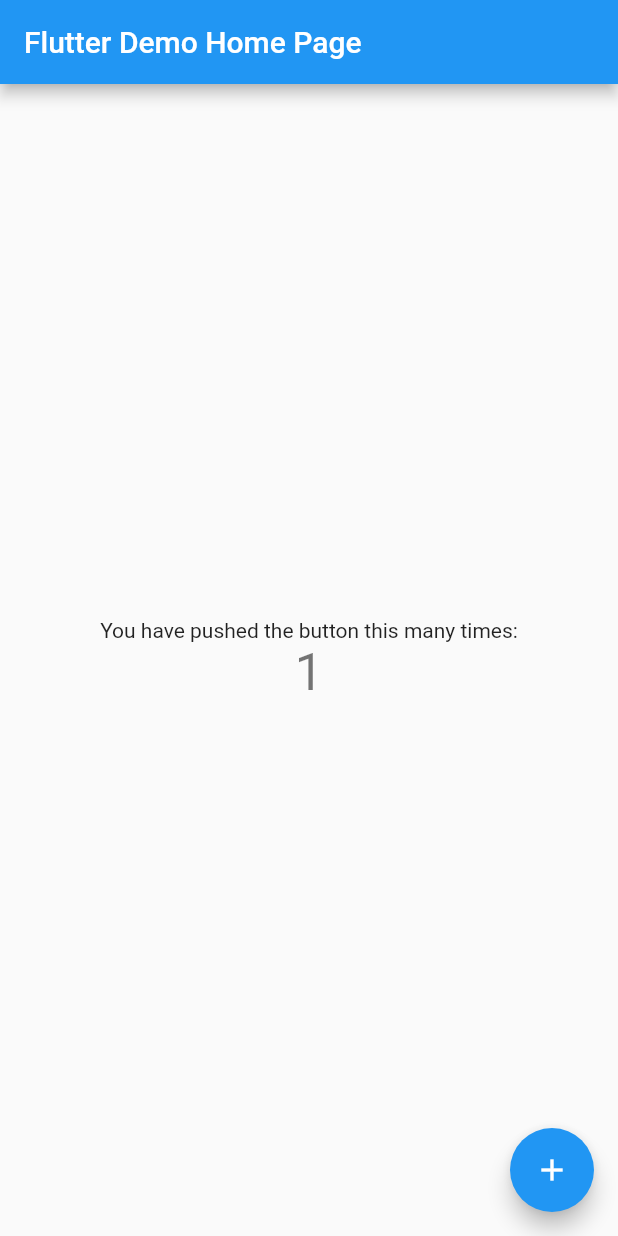
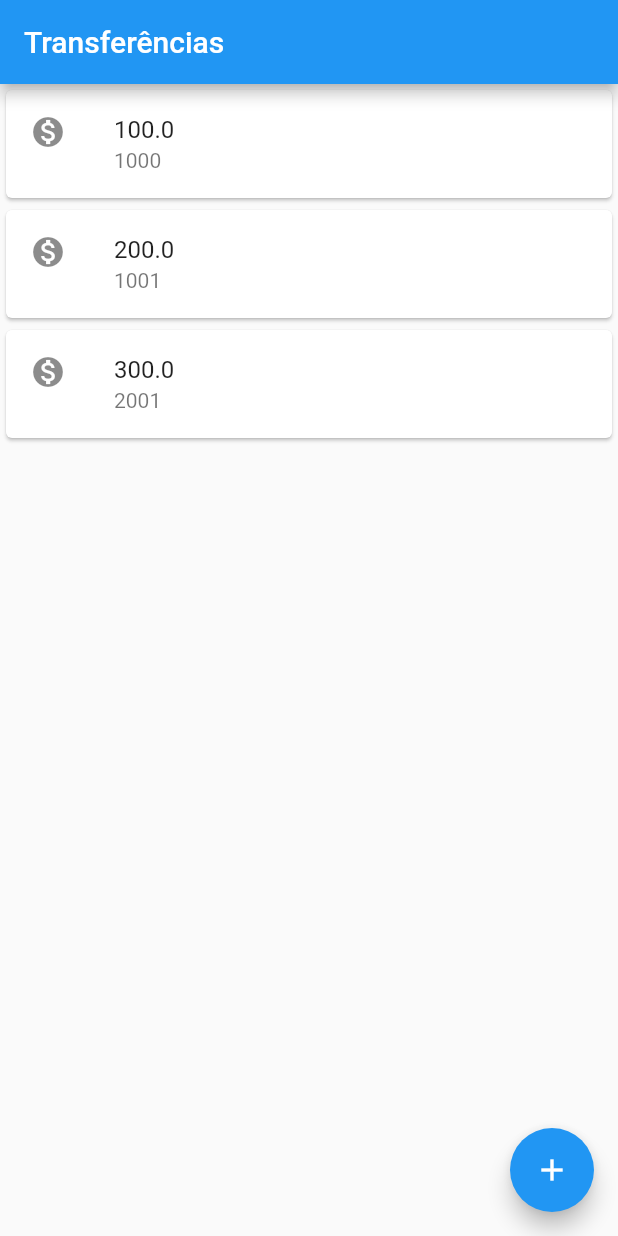
Before and after one commit to marcelofilipov/filipov_bytebank, a Flutter app: the screen it shows after launch, after a tap on the "add" icon, on a phone screen of 412 x 824 dp. Run offline on Flutter 3.47's test engine with Material 2 defaults, Android fonts, the phone set to English and light mode, and no system bars.

Commit message:
Implemented TRANSFERENCIA screen

```diff
--- a/lib/main.dart
+++ b/lib/main.dart
@@ -1,115 +1,54 @@
 import 'package:flutter/material.dart';
 
-void main() {
-  runApp(const MyApp());
-}
+void main() => runApp(
+  MaterialApp(
+    home: Scaffold(
+      body: ListaTransferencias(),
+      appBar: AppBar(
+        title: Text('Transferências'),
+      ),
+      floatingActionButton: FloatingActionButton(
+        onPressed: () {},
+        child: Icon(Icons.add),
+      ),
+    ),
+  )
+);
 
-class MyApp extends StatelessWidget {
-  const MyApp({Key? key}) : super(key: key);
-
-  // This widget is the root of your application.
+class ListaTransferencias extends StatelessWidget {
   @override
   Widget build(BuildContext context) {
-    return MaterialApp(
-      title: 'Flutter Demo',
-      theme: ThemeData(
-        // This is the theme of your application.
-        //
-        // Try running your application with "flutter run". You'll see the
-        // application has a blue toolbar. Then, without quitting the app, try
-        // changing the primarySwatch below to Colors.green and then invoke
-        // "hot reload" (press "r" in the console where you ran "flutter run",
-        // or simply save your changes to "hot reload" in a Flutter IDE).
-        // Notice that the counter didn't reset back to zero; the application
-        // is not restarted.
-        primarySwatch: Colors.blue,
-      ),
-      home: const MyHomePage(title: 'Flutter Demo Home Page'),
+    return Column(
+      children: <Widget>[
+        ItemTransferencia(Transferencia(100.0, 1000)),
+        ItemTransferencia(Transferencia(200.0, 1001)),
+        ItemTransferencia(Transferencia(300.0, 2001)),
+      ],
     );
   }
 }
 
-class MyHomePage extends StatefulWidget {
-  const MyHomePage({Key? key, required this.title}) : super(key: key);
+class ItemTransferencia extends StatelessWidget {
 
-  // This widget is the home page of your application. It is stateful, meaning
-  // that it has a State object (defined below) that contains fields that affect
-  // how it looks.
+  final Transferencia _transferencia;
 
-  // This class is the configuration for the state. It holds the values (in this
-  // case the title) provided by the parent (in this case the App widget) and
-  // used by the build method of the State. Fields in a Widget subclass are
-  // always marked "final".
-
-  final String title;
-
-  @override
-  State<MyHomePage> createState() => _MyHomePageState();
-}
-
-class _MyHomePageState extends State<MyHomePage> {
-  int _counter = 0;
-
-  void _incrementCounter() {
-    setState(() {
-      // This call to setState tells the Flutter framework that something has
-      // changed in this State, which causes it to rerun the build method below
-      // so that the display can reflect the updated values. If we changed
-      // _counter without calling setState(), then the build method would not be
-      // called again, and so nothing would appear to happen.
-      _counter++;
-    });
-  }
+  ItemTransferencia(this._transferencia);
 
   @override
   Widget build(BuildContext context) {
-    // This method is rerun every time setState is called, for instance as done
-    // by the _incrementCounter method above.
-    //
-    // The Flutter framework has been optimized to make rerunning build methods
-    // fast, so that you can just rebuild anything that needs updating rather
-    // than having to individually change instances of widgets.
-    return Scaffold(
-      appBar: AppBar(
-        // Here we take the value from the MyHomePage object that was created by
-        // the App.build method, and use it to set our appbar title.
-        title: Text(widget.title),
-      ),
-      body: Center(
-        // Center is a layout widget. It takes a single child and positions it
-        // in the middle of the parent.
-        child: Column(
-          // Column is also a layout widget. It takes a list of children and
-          // arranges them vertically. By default, it sizes itself to fit its
-          // children horizontally, and tries to be as tall as its parent.
-          //
-          // Invoke "debug painting" (press "p" in the console, choose the
-          // "Toggle Debug Paint" action from the Flutter Inspector in Android
-          // Studio, or the "Toggle Debug Paint" command in Visual Studio Code)
-          // to see the wireframe for each widget.
-          //
-          // Column has various properties to control how it sizes itself and
-          // how it positions its children. Here we use mainAxisAlignment to
-          // center the children vertically; the main axis here is the vertical
-          // axis because Columns are vertical (the cross axis would be
-          // horizontal).
-          mainAxisAlignment: MainAxisAlignment.center,
-          children: <Widget>[
-            const Text(
-              'You have pushed the button this many times:',
-            ),
-            Text(
-              '$_counter',
-              style: Theme.of(context).textTheme.headline4,
-            ),
-          ],
+    return Card(
+        child: ListTile(
+          leading: Icon(Icons.monetization_on),
+          title: Text(_transferencia.valor.toString()),
+          subtitle: Text(_transferencia.numeroConta.toString()),
         ),
-      ),
-      floatingActionButton: FloatingActionButton(
-        onPressed: _incrementCounter,
-        tooltip: 'Increment',
-        child: const Icon(Icons.add),
-      ), // This trailing comma makes auto-formatting nicer for build methods.
     );
   }
 }
+
+class Transferencia {
+  final double valor;
+  final int numeroConta;
+
+  Transferencia(this.valor, this.numeroConta);
+}
```
